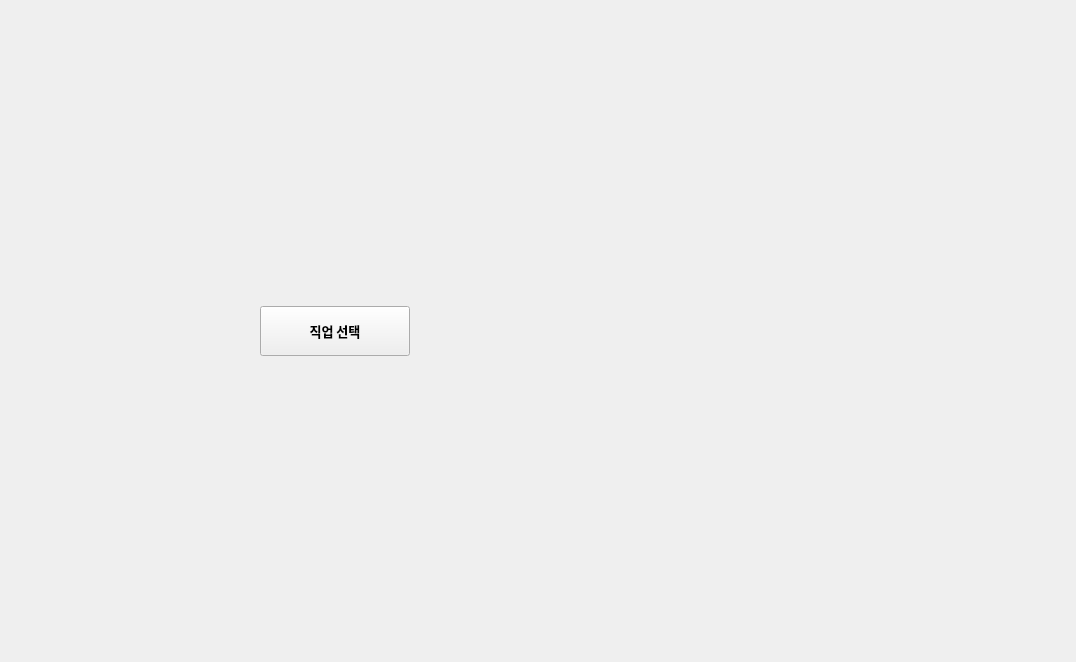
Before: the Qt Designer form setting_adviser/setting_adviser.ui in Wseop/Qt_LoaTools, drawn with Qt 5.
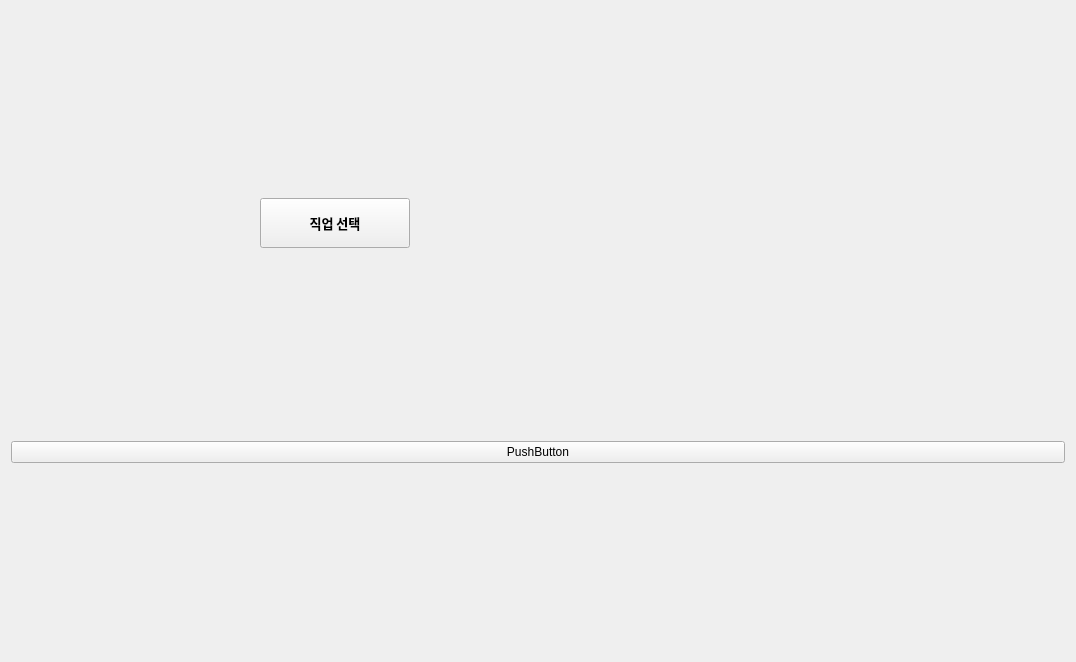
After: the same form once the commit is applied.

Commit message:
Add container for management SettingCodes
- SettingCode 생성 시 우선 Map에 추가
  - SettingCode의 중복 제거
  - 해당 SettingCode의 갯수 관리
- SettingCode의 갯수를 기준으로 내림차순 정렬 후 List 멤버 변수에 저장

What changed in the file:
```diff
--- a/setting_adviser/setting_adviser.ui
+++ b/setting_adviser/setting_adviser.ui
@@ -73,7 +73,15 @@
    <item>
     <layout class="QHBoxLayout" name="hLayoutSettings">
      <item>
-      <layout class="QVBoxLayout" name="vLayoutSetting1"/>
+      <layout class="QVBoxLayout" name="vLayoutSetting1">
+       <item>
+        <widget class="QPushButton" name="pbTest">
+         <property name="text">
+          <string>PushButton</string>
+         </property>
+        </widget>
+       </item>
+      </layout>
      </item>
      <item>
       <layout class="QVBoxLayout" name="vLayoutSetting2"/>
```
The commit also changes 3 other files.
